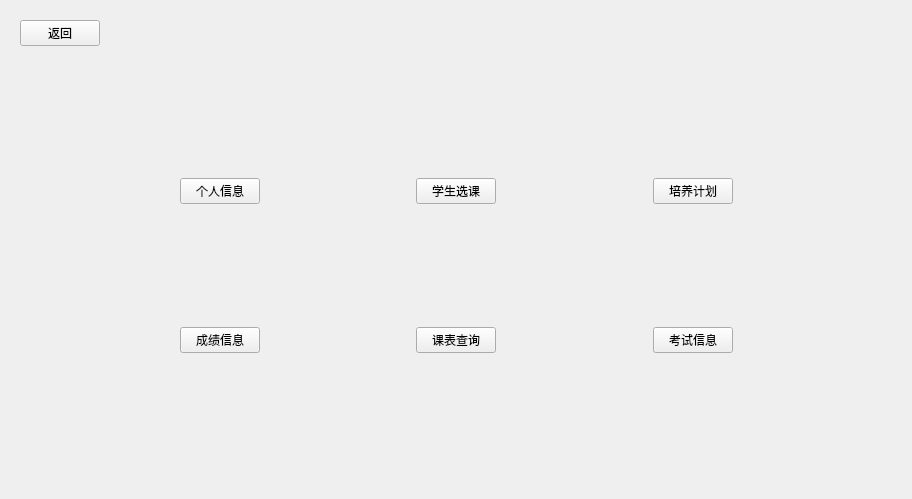
First picture: the form in student.ui, repository Database-Course-Developers/Educational_Administration_System, before the edit.
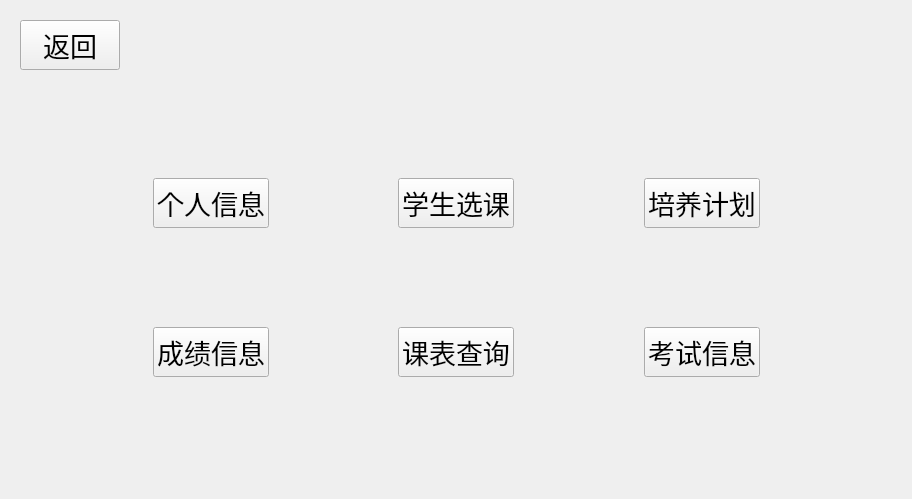
Second picture: the form after the edit. The open tabs and pages were chosen to show the change.

```diff
--- a/student.ui
+++ b/student.ui
@@ -29,6 +29,15 @@
            <verstretch>0</verstretch>
           </sizepolicy>
          </property>
+         <property name="minimumSize">
+          <size>
+           <width>100</width>
+           <height>50</height>
+          </size>
+         </property>
+         <property name="styleSheet">
+          <string notr="true">font: 20pt</string>
+         </property>
          <property name="text">
           <string>返回</string>
          </property>
@@ -39,6 +48,16 @@
          <layout class="QGridLayout" name="gridLayout">
           <item row="1" column="1">
            <widget class="QPushButton" name="pBStuGrade">
+            <property name="minimumSize">
+             <size>
+              <width>100</width>
+              <height>50</height>
+             </size>
+            </property>
+            <property name="styleSheet">
+             <string notr="true">font: 20pt 
+</string>
+            </property>
             <property name="text">
              <string>成绩信息</string>
             </property>
@@ -46,6 +65,15 @@
           </item>
           <item row="1" column="5">
            <widget class="QPushButton" name="pBStuExam">
+            <property name="minimumSize">
+             <size>
+              <width>100</width>
+              <height>50</height>
+             </size>
+            </property>
+            <property name="styleSheet">
+             <string notr="true">font: 20pt</string>
+            </property>
             <property name="text">
              <string>考试信息</string>
             </property>
@@ -53,6 +81,15 @@
           </item>
           <item row="1" column="3">
            <widget class="QPushButton" name="pBStuTimetable">
+            <property name="minimumSize">
+             <size>
+              <width>100</width>
+              <height>50</height>
+             </size>
+            </property>
+            <property name="styleSheet">
+             <string notr="true">font: 20pt</string>
+            </property>
             <property name="text">
              <string>课表查询</string>
             </property>
@@ -73,6 +110,15 @@
           </item>
           <item row="0" column="3">
            <widget class="QPushButton" name="pBStuCho">
+            <property name="minimumSize">
+             <size>
+              <width>100</width>
+              <height>50</height>
+             </size>
+            </property>
+            <property name="styleSheet">
+             <string notr="true">font: 20pt</string>
+            </property>
             <property name="text">
              <string>学生选课</string>
             </property>
@@ -93,6 +139,27 @@
           </item>
           <item row="0" column="1">
            <widget class="QPushButton" name="pBStuInfo">
+            <property name="sizePolicy">
+             <sizepolicy hsizetype="Minimum" vsizetype="Fixed">
+              <horstretch>0</horstretch>
+              <verstretch>0</verstretch>
+             </sizepolicy>
+            </property>
+            <property name="minimumSize">
+             <size>
+              <width>100</width>
+              <height>50</height>
+             </size>
+            </property>
+            <property name="maximumSize">
+             <size>
+              <width>300</width>
+              <height>300</height>
+             </size>
+            </property>
+            <property name="styleSheet">
+             <string notr="true">font: 20pt</string>
+            </property>
             <property name="text">
              <string>个人信息</string>
             </property>
@@ -100,6 +167,15 @@
           </item>
           <item row="0" column="5">
            <widget class="QPushButton" name="pBStuPlan">
+            <property name="minimumSize">
+             <size>
+              <width>100</width>
+              <height>50</height>
+             </size>
+            </property>
+            <property name="styleSheet">
+             <string notr="true">font: 20pt</string>
+            </property>
             <property name="text">
              <string>培养计划</string>
             </property>
```
Left out of the diff: 86 changed lines with no effect on the pictures.
